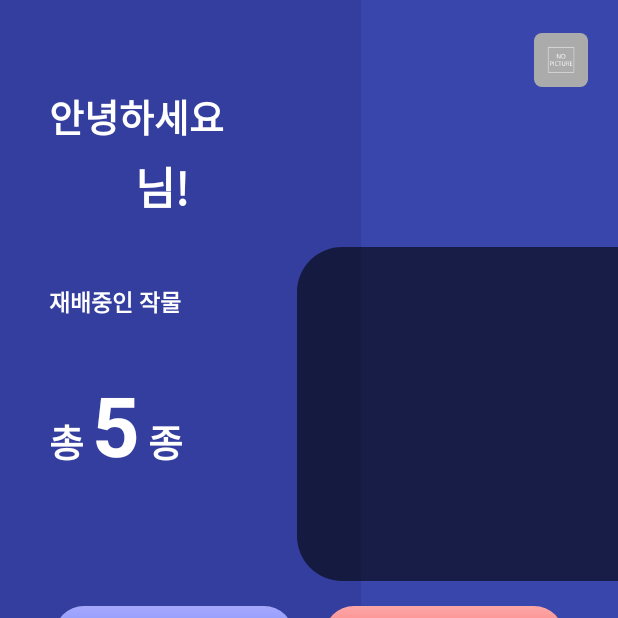
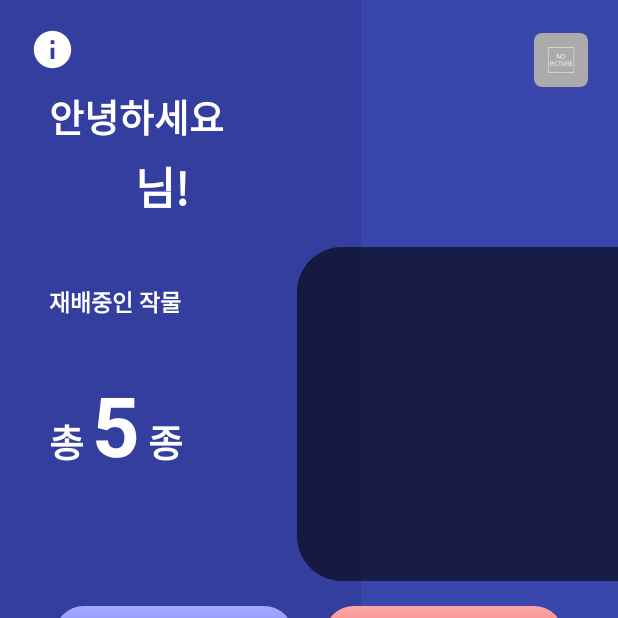
Before and after one commit to Tamjiat/Tamjiat-APP, an Android app: the fragment HomeFragment shown on its own in the app's theme, on a phone screen of 412 x 824 dp, the top half of it. Run offline under Robolectric (Android 15) with nearby library versions, the phone set to English and light mode, and no system bars; our stand-ins replace data binding; libraries missing offline, so code that uses them is left out: com.gun0912.tedpermission, com.kakao.sdk; pictures from the network do not load; 6 statements that could not run were skipped.

Commit message:
create open source license Activity

```diff
--- a/app/build.gradle
+++ b/app/build.gradle
@@ -12,7 +12,7 @@ android {
         applicationId "com.deuksoft.tamjiat"
         minSdkVersion 24
         targetSdkVersion 30
-        versionCode 1
+        versionCode 2
         versionName "1.0"
 
         testInstrumentationRunner "androidx.test.runner.AndroidJUnitRunner"
@@ -85,6 +85,9 @@ dependencies {
     //웹 이미지 불러오기
     implementation 'com.github.bumptech.glide:glide:4.12.0'
 
+    //markdown 뷰
+    implementation 'com.github.mukeshsolanki:MarkdownView-Android:1.0.8'
+
     testImplementation 'junit:junit:4.+'
     androidTestImplementation 'androidx.test.ext:junit:1.1.2'
     androidTestImplementation 'androidx.test.espresso:espresso-core:3.3.0'
--- a/app/src/main/AndroidManifest.xml
+++ b/app/src/main/AndroidManifest.xml
@@ -20,7 +20,8 @@
         android:supportsRtl="true"
         android:theme="@style/Theme.Tamjiat"
         android:usesCleartextTraffic="true">
-        <activity android:name=".activity.result.ResultActivity"></activity>
+        <activity android:name=".activity.openSource.OpenSourceActivity"></activity>
+        <activity android:name=".activity.result.ResultActivity" />
         <activity android:name=".activity.photoConfirm.Photoconfirm" />
         <activity android:name=".activity.intro.IntroActivity">
             <intent-filter>
--- a/app/src/main/java/com/deuksoft/tamjiat/ui/home/HomeFragment.kt
+++ b/app/src/main/java/com/deuksoft/tamjiat/ui/home/HomeFragment.kt
@@ -1,6 +1,7 @@
 package com.deuksoft.tamjiat.ui.home
 
 import android.content.Context
+import android.content.Intent
 import android.graphics.Color
 import android.graphics.drawable.GradientDrawable
 import android.os.Bundle
@@ -26,6 +27,7 @@ import com.deuksoft.tamjiat.HTTPManager.DTOManager.CropWeekDTO
 import com.deuksoft.tamjiat.R
 import com.deuksoft.tamjiat.SaveInfoManager.UserInfo
 import com.deuksoft.tamjiat.activity.main.MainActivity
+import com.deuksoft.tamjiat.activity.openSource.OpenSourceActivity
 import com.deuksoft.tamjiat.databinding.FragmentHomeBinding
 import com.deuksoft.tamjiat.itemAdapter.CropWeekAdapter
 import com.kakao.sdk.user.UserApiClient
@@ -44,6 +46,9 @@ class HomeFragment : Fragment(), MainActivity.onKeyBackPressedListener {
         homeBinding.apply {
             homeViewModel = homeViewModel
             lifecycleOwner = this@HomeFragment
+        }
+        homeBinding.appOpenSource.setOnClickListener {
+            startActivity(Intent(requireContext(), OpenSourceActivity::class.java))
         }
         setInitWeather()
         initUserInfo()
--- /dev/null
+++ b/app/src/main/res/drawable/info_icon.xml
@@ -0,0 +1,10 @@
+<vector xmlns:android="http://schemas.android.com/apk/res/android"
+    android:width="24dp"
+    android:height="24dp"
+    android:viewportWidth="24"
+    android:viewportHeight="24"
+    android:tint="?attr/colorControlNormal">
+  <path
+      android:fillColor="@android:color/white"
+      android:pathData="M12,2C6.48,2 2,6.48 2,12s4.48,10 10,10 10,-4.48 10,-10S17.52,2 12,2zM13,17h-2v-6h2v6zM13,9h-2L11,7h2v2z"/>
+</vector>
--- a/app/src/main/res/layout/activity_result.xml
+++ b/app/src/main/res/layout/activity_result.xml
@@ -74,10 +74,8 @@
                     android:textColor="@color/germsColor"
                     android:textSize="17sp"
                     android:textStyle="bold"
-                    android:layout_marginLeft="20dp"
                     app:layout_constraintBottom_toBottomOf="@id/germsImg"
-                    app:layout_constraintLeft_toRightOf="@id/germsImg"
-                    app:layout_constraintRight_toLeftOf="@id/germsNameTxt"
+                    app:layout_constraintLeft_toLeftOf="@id/calandarDate"
                     app:layout_constraintTop_toTopOf="parent" />
 
                 <TextView
@@ -92,6 +90,7 @@
                     app:layout_constraintLeft_toRightOf="@id/germsName"
                     app:layout_constraintRight_toRightOf="parent"
                     android:singleLine="true"
+                    android:ems="10"
                     app:layout_constraintTop_toTopOf="parent"
                     tools:text="Glomerella cingulata" />
 
--- a/app/src/main/res/layout/fragment_home.xml
+++ b/app/src/main/res/layout/fragment_home.xml
@@ -189,6 +189,17 @@
             app:layout_constraintLeft_toRightOf="@id/cropNum"
             app:layout_constraintBottom_toTopOf="@id/dash_dashboard6"/>
 
+        <ImageView
+            android:id="@+id/appOpenSource"
+            android:layout_width="30dp"
+            android:layout_height="30dp"
+            app:layout_constraintBottom_toTopOf="@id/dash_dashboard2"
+            app:layout_constraintLeft_toLeftOf="parent"
+            android:layout_marginLeft="20dp"
+            android:layout_marginBottom="10dp"
+            android:src="@drawable/info_icon"
+            app:tint="@color/white"/>
+
         <androidx.constraintlayout.widget.ConstraintLayout
             android:id="@+id/weatherBox"
             android:layout_width="0dp"
--- a/build.gradle
+++ b/build.gradle
@@ -18,6 +18,7 @@ allprojects {
     repositories {
         google()
         mavenCentral()
+        maven { url "https://jitpack.io" }
         jcenter() // Warning: this repository is going to shut down soon
         /*카카오*/
         maven { url 'http://devrepo.kakao.com:8088/nexus/content/groups/public/'}
```
Also changed, not shown: app/src/main/java/com/deuksoft/tamjiat/activity/openSource/OpenSourceActivity.kt (added, +18 -0 lines), app/src/main/res/layout/activity_open_source.xml (added, +20 -0 lines), 2 other files.
